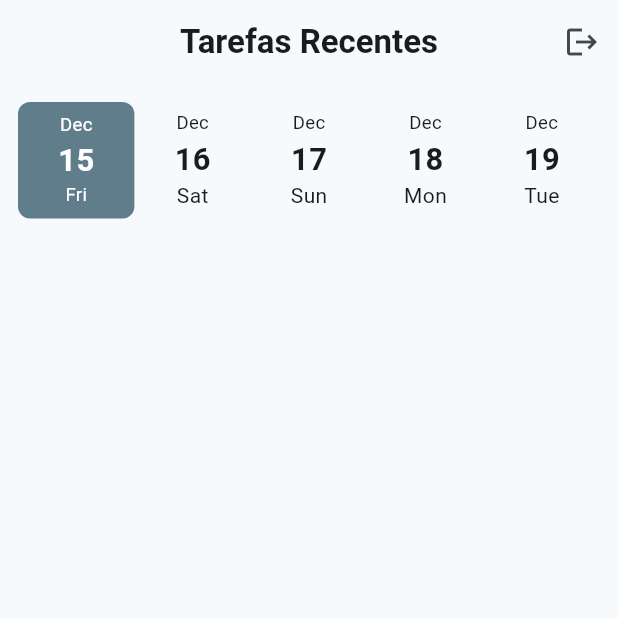
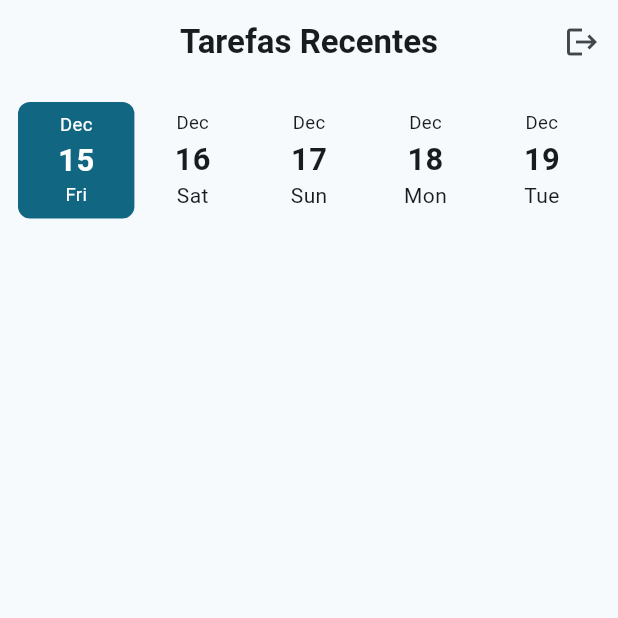
Before and after one commit to leomaiap/Tarefas-Sistemas-Distribuidos, a Flutter app: the Recentes screen opened directly, on a phone screen of 412 x 824 dp, the top half of it. Run offline on Flutter 3.47's test engine with Material 3 defaults, Android fonts, the phone set to English and light mode, and no system bars; our stand-ins replace sqflite; accounts and stored records are empty.

Commit message:
correcao da cor bugada

```diff
--- a/lib/Page/mainPage.dart
+++ b/lib/Page/mainPage.dart
@@ -24,7 +24,8 @@ class _MainPageState extends State<MainPage> {
       body: pages[indexPage],
       bottomNavigationBar: NavigationBarTheme(
         data: NavigationBarThemeData(
-            indicatorColor: Colors.blueGrey.withOpacity(0.5)),
+        indicatorColor: Theme.of(context).colorScheme.primary.withOpacity(0.8),
+        backgroundColor: Theme.of(context).colorScheme.background),
         child: NavigationBar(
             selectedIndex: indexPage,
             onDestinationSelected: (value) {
--- a/lib/Widgets/dayWidget.dart
+++ b/lib/Widgets/dayWidget.dart
@@ -12,7 +12,7 @@ class DayCard extends StatelessWidget {
     if (isSelected){
       return Container(
           decoration: BoxDecoration(
-          color: Colors.blueGrey,
+          color: Theme.of(context).colorScheme.primary,
           borderRadius: BorderRadius.all(Radius.circular(8))
         ),
         child: Container(
```
